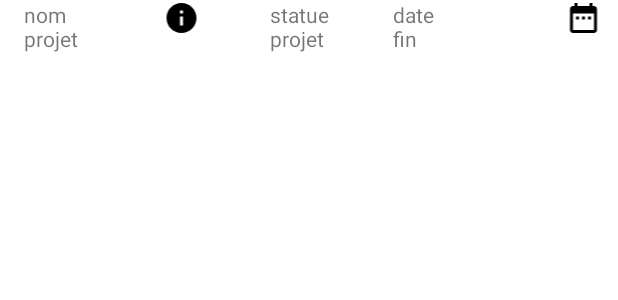
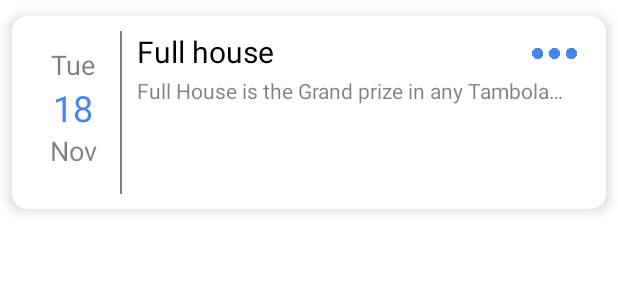
Before and after one commit to elouafi22/planificationMobile2, an Android app: the layout adapetprojet.xml on its own in the app's theme, with its tools: preview values and no code run, on a phone screen of 412 x 824 dp. Shown: the top 300 px of the screen. Run offline under Robolectric (Android 15) with nearby library versions, the phone set to English and light mode, and no system bars; network calls fail.

Commit message:
modication dans la liste des projet

```diff
--- a/app/build.gradle
+++ b/app/build.gradle
@@ -41,6 +41,7 @@ dependencies {
     implementation files('libs\\ojdbc8-21.1.0.0.jar')
     implementation 'com.github.PhilJay:MPAndroidChart:v3.1.0'
     implementation 'com.android.volley:volley:1.2.1'
+    implementation 'androidx.cardview:cardview:1.0.0'
     testImplementation 'junit:junit:4.13.2'
     androidTestImplementation 'androidx.test.ext:junit:1.1.5'
     androidTestImplementation 'androidx.test.espresso:espresso-core:3.5.1'
--- a/app/src/main/java/com/example/planificationmobile2/analyser.java
+++ b/app/src/main/java/com/example/planificationmobile2/analyser.java
@@ -22,6 +22,7 @@ import com.example.planificationmobile2.traitementpourGraph.graph;
 
 public class analyser extends AppCompatActivity implements AdapterView.OnItemSelectedListener {
     private static String url="http://192.168.1.105:5000/afficherGraph1";
+    //private static String url="http://20.55.44.15:8000/afficherGraph1";
     @Override
     protected void onCreate(Bundle savedInstanceState) {
         super.onCreate(savedInstanceState);
--- a/app/src/main/java/com/example/planificationmobile2/connection.java
+++ b/app/src/main/java/com/example/planificationmobile2/connection.java
@@ -20,8 +20,8 @@ public class connection {
     //private static String url = "http://100.71.33.221:5000/authentification";
 
     //private static String url = "http://192.168.1.105:5000/authentification";
-   //private static String url ="http://20.55.44.15:5000/";
-    private static String url = "http://localhost:8000/authentification";
+  // private static String url ="http://20.55.44.15:8000/";
+    private static String url = "http://192.168.1.105:5000/authentification";
     public static void get_connection(Context context, String username ,String password){
         JSONObject postData = new JSONObject();
         try {
--- a/app/src/main/java/com/example/planificationmobile2/monPlanning.java
+++ b/app/src/main/java/com/example/planificationmobile2/monPlanning.java
@@ -21,7 +21,7 @@ public class monPlanning extends AppCompatActivity implements DataRecievedListen
         setContentView(R.layout.activity_mon_planning);
 
         String url = "http://192.168.1.105:5000/afficherProjet";
-       // String url ="http://20.55.44.15:5000/projet";
+       // String url ="http://20.55.44.15:8000/projet";
         //  user u1 = user.gestInstance();
 
         lesprojet = new afficherProjet(this);
--- /dev/null
+++ b/app/src/main/res/color/coloraccent.xml
@@ -0,0 +1,4 @@
+<?xml version="1.0" encoding="utf-8"?>
+<selector xmlns:android="http://schemas.android.com/apk/res/android">
+
+</selector>
--- a/app/src/main/res/layout/activity_nouveau.xml
+++ b/app/src/main/res/layout/activity_nouveau.xml
@@ -69,7 +69,6 @@
             android:layout_width="wrap_content"
             android:layout_height="wrap_content"
             android:text="Date debut Du Projet"
-            android:textColor="@color/material_dynamic_primary30"
             android:textSize="18sp"
             android:layout_marginTop="18dp"
             android:layout_gravity="center"/>
@@ -90,7 +89,6 @@
             android:layout_width="wrap_content"
             android:layout_height="wrap_content"
             android:text="Date fin Du Projet"
-            android:textColor="@color/material_dynamic_primary30"
             android:textSize="18sp"
             android:layout_marginTop="18dp"
             android:layout_gravity="center" />
@@ -126,7 +124,6 @@
             android:layout_weight="1"
             android:layout_marginLeft="20dp"
             android:layout_marginRight="20dp"
-            android:background="@color/material_dynamic_primary50"
             android:onClick="annuler"
             android:text="Annuler"
             android:textColor="@color/white"
@@ -140,7 +137,6 @@
             android:layout_marginLeft="20dp"
             android:layout_marginRight="20dp"
             android:layout_marginBottom="5dp"
-            android:background="@color/material_dynamic_primary50"
             android:onClick="creer"
             android:text="Creer"
             android:textColor="@color/white"
--- a/app/src/main/res/layout/adapetprojet.xml
+++ b/app/src/main/res/layout/adapetprojet.xml
@@ -1,3 +1,139 @@
+<?xml version="1.0" encoding="utf-8"?>
+<androidx.cardview.widget.CardView xmlns:android="http://schemas.android.com/apk/res/android"
+android:layout_width="match_parent"
+xmlns:app="http://schemas.android.com/apk/res-auto"
+xmlns:tools="http://schemas.android.com/tools"
+app:cardUseCompatPadding="true"
+app:cardElevation="5dp"
+app:cardCornerRadius="10dp"
+app:contentPadding="10dp"
+android:layout_height="150dp">
+
+<LinearLayout
+    android:layout_width="match_parent"
+    android:layout_height="match_parent"
+    android:orientation="horizontal">
+
+    <LinearLayout
+        android:layout_width="match_parent"
+        android:layout_height="wrap_content"
+        android:layout_weight="1"
+        android:layout_marginRight="5dp"
+        android:layout_marginTop="10dp"
+        android:layout_marginLeft="5dp"
+        android:orientation="vertical">
+
+        <TextView
+            android:layout_width="wrap_content"
+            android:layout_height="wrap_content"
+            android:id="@+id/day"
+            android:text="Tue"
+            android:layout_gravity="center"
+            android:textSize="18sp"
+            android:textColor="@android:color/black"
+            android:alpha="0.5"/>
+
+        <TextView
+            android:id="@+id/datefinProjet"
+            android:layout_width="wrap_content"
+            android:layout_height="wrap_content"
+            android:text="18"
+            android:layout_gravity="center"
+            android:textSize="24sp"
+            android:textColor="@color/colorAccent" />
+
+        <TextView
+            android:layout_width="wrap_content"
+            android:layout_height="wrap_content"
+            android:id="@+id/month"
+            android:layout_gravity="center"
+            android:text="Nov"
+            android:textSize="18sp"
+            android:textColor="@android:color/black"
+            android:alpha="0.5"/>
+
+    </LinearLayout>
+
+    <View
+        android:layout_width="1dp"
+        android:layout_height="match_parent"
+        android:alpha="0.5"
+        android:background="@android:color/black" />
+
+    <LinearLayout
+        android:layout_width="match_parent"
+        android:layout_height="match_parent"
+        android:layout_weight="0.2"
+        android:layout_gravity="center"
+        android:layout_marginLeft="10dp"
+        android:layout_marginRight="10dp"
+        android:orientation="vertical">
+
+        <LinearLayout
+            android:layout_width="match_parent"
+            android:layout_height="wrap_content">
+
+            <TextView
+                android:id="@+id/nomprojet"
+                android:layout_width="wrap_content"
+                android:layout_height="wrap_content"
+                tools:text="Full house"
+                android:singleLine="true"
+                android:textSize="20sp"
+                android:layout_weight="1"
+                android:textColor="@android:color/black"/>
+
+            <ImageView
+                android:id="@+id/planningprojet"
+                android:layout_width="30dp"
+                android:layout_height="30dp"
+                android:background="@drawable/more"/>
+
+        </LinearLayout>
+
+        <TextView
+            android:layout_width="wrap_content"
+            android:layout_height="wrap_content"
+            tools:text="Full House is the Grand prize in any Tambola game played. It means all 15 Numbers of a ticket are cut, striked out"
+            android:singleLine="true"
+            android:alpha="0.5"
+            android:id="@+id/description"
+            android:textSize="14sp"
+            android:textColor="@android:color/black"/>
+
+        <TextView
+            android:layout_width="wrap_content"
+            android:layout_height="wrap_content"
+            tools:text=""
+            android:singleLine="true"
+            android:alpha="0.5"
+            android:id="@+id/time"
+            android:textSize="12sp"
+            android:textColor="@android:color/black"/>
+
+        <TextView
+            android:id="@+id/statutprojet"
+            android:layout_width="wrap_content"
+            android:layout_height="wrap_content"
+            android:layout_gravity="right"
+            android:layout_marginLeft="160dp"
+            android:layout_marginTop="1dp"
+            android:paddingLeft="10dp"
+            android:paddingTop="5dp"
+            android:paddingRight="10dp"
+            android:paddingBottom="5dp"
+            android:text=""
+            android:radius="10dp"
+            android:textColor="@android:color/black"
+            android:textSize="12sp" />
+
+    </LinearLayout>
+
+</LinearLayout>
+</androidx.cardview.widget.CardView>
+
+
+<!--
 <?xml version="1.0" encoding="utf-8"?>
 <LinearLayout xmlns:android="http://schemas.android.com/apk/res/android"
     android:orientation="vertical"
@@ -15,17 +151,8 @@
             android:layout_width="0dp"
             android:layout_height="wrap_content"
             android:text="@string/item_projet"
-            android:layout_weight="3"
+            android:layout_weight="2"
             android:layout_marginLeft="16dp"
-            android:layout_marginRight="16dp"
-            android:layout_marginBottom="16dp"/>
-
-        <ImageView
-            android:id="@+id/informationprojet"
-            android:layout_width="wrap_content"
-            android:layout_height="wrap_content"
-            android:src="@drawable/information_projet"
-            android:layout_weight="1"
             android:layout_marginRight="16dp"
             android:layout_marginBottom="16dp"/>
 
@@ -34,7 +161,7 @@
             android:layout_width="0dp"
             android:layout_height="wrap_content"
             android:text="@string/statutprojet"
-            android:layout_weight="3"
+            android:layout_weight="2"
             android:layout_marginLeft="20dp"
             android:layout_marginRight="16dp"
             android:layout_marginBottom="16dp"/>
@@ -53,10 +180,16 @@
             android:layout_width="wrap_content"
             android:layout_height="wrap_content"
             android:src="@drawable/planningprojet"
-            android:layout_weight="1"
+            android:layout_weight="3"
             android:layout_marginBottom="16dp"/>
 
 
     </LinearLayout>
 
 </LinearLayout>
+
+
+
+
+
+-->
--- a/app/src/main/res/values/colors.xml
+++ b/app/src/main/res/values/colors.xml
@@ -7,4 +7,7 @@
     <color name="teal_700">#FF018786</color>
     <color name="black">#FF000000</color>
     <color name="white">#FFFFFFFF</color>
+    <color name="colorPrimary">#ffffff</color>
+    <color name="colorPrimaryDark">#ffffff</color>
+    <color name="colorAccent">#4885ed</color>
 </resources>
```
Also changed, not shown: app/src/main/java/com/example/planificationmobile2/traitementPourProjet/afficherProjet.java (+9 -1 lines), app/src/main/java/com/example/planificationmobile2/traitementPourProjet/popupprojet.java (+6 -2 lines), app/src/main/java/com/example/planificationmobile2/traitementPourProjet/projet.java (+89 -3 lines), app/src/main/java/com/example/planificationmobile2/traitementPourProjet/projetAdapeter.java (+153 -3 lines), app/src/main/res/layout/activity_mon_planning.xml (+0 -30 lines), app/src/main/res/layout/item_projet.xml (added, +131 -0 lines), app/src/main/res/drawable/more.png (added).
